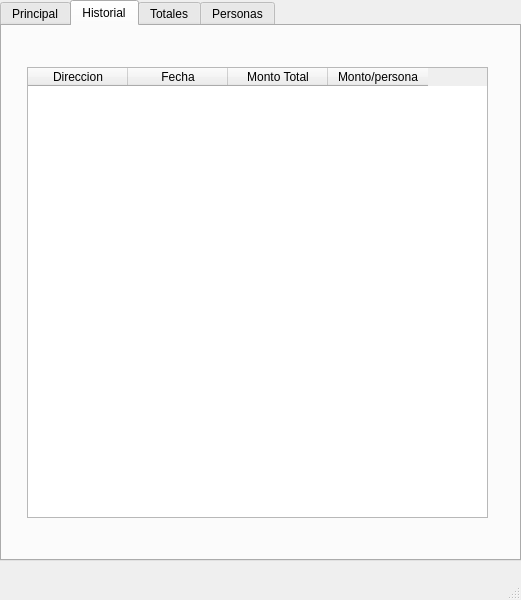
Qt form SKBio.ui (nachoborello/SKBio) before a commit.
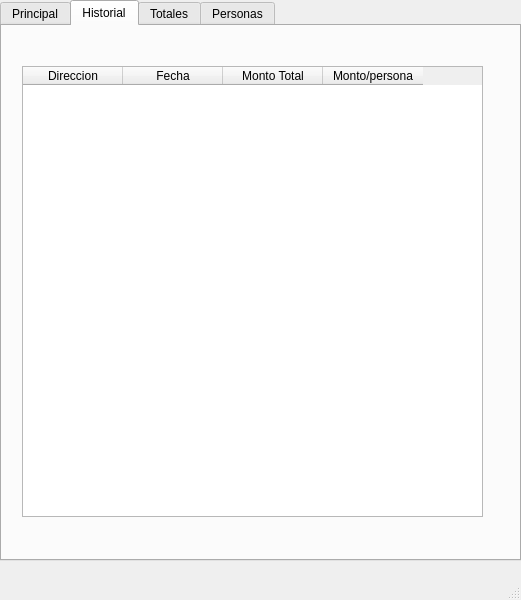
The same form after that commit. The open tabs and pages were chosen to show the change.

Commit message: agreganto interfaz.pyw

```diff
--- a/SKBio.ui
+++ b/SKBio.ui
@@ -183,8 +183,8 @@
      <widget class="QTableWidget" name="tableWidget_2">
       <property name="geometry">
        <rect>
-        <x>25</x>
-        <y>41</y>
+        <x>20</x>
+        <y>40</y>
         <width>461</width>
         <height>451</height>
        </rect>
```
Left out of the diff: 2 changed lines with no effect on the pictures. The commit also changes 1 other file.
